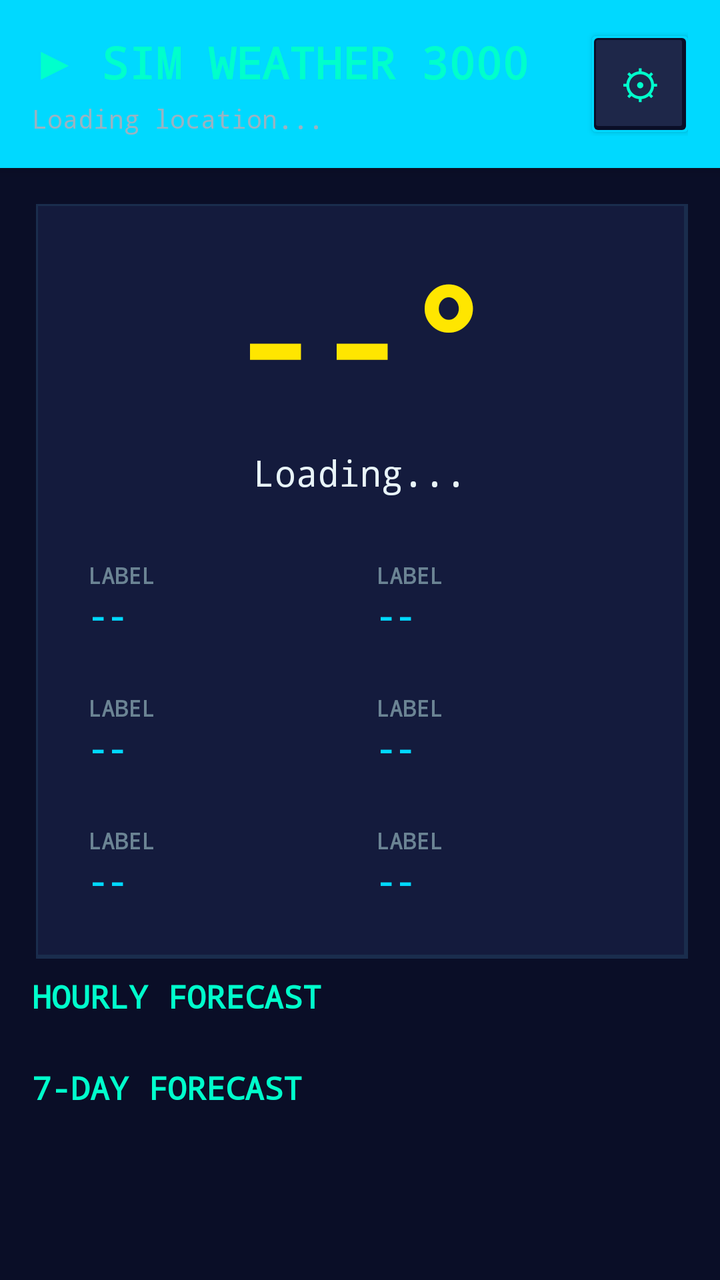
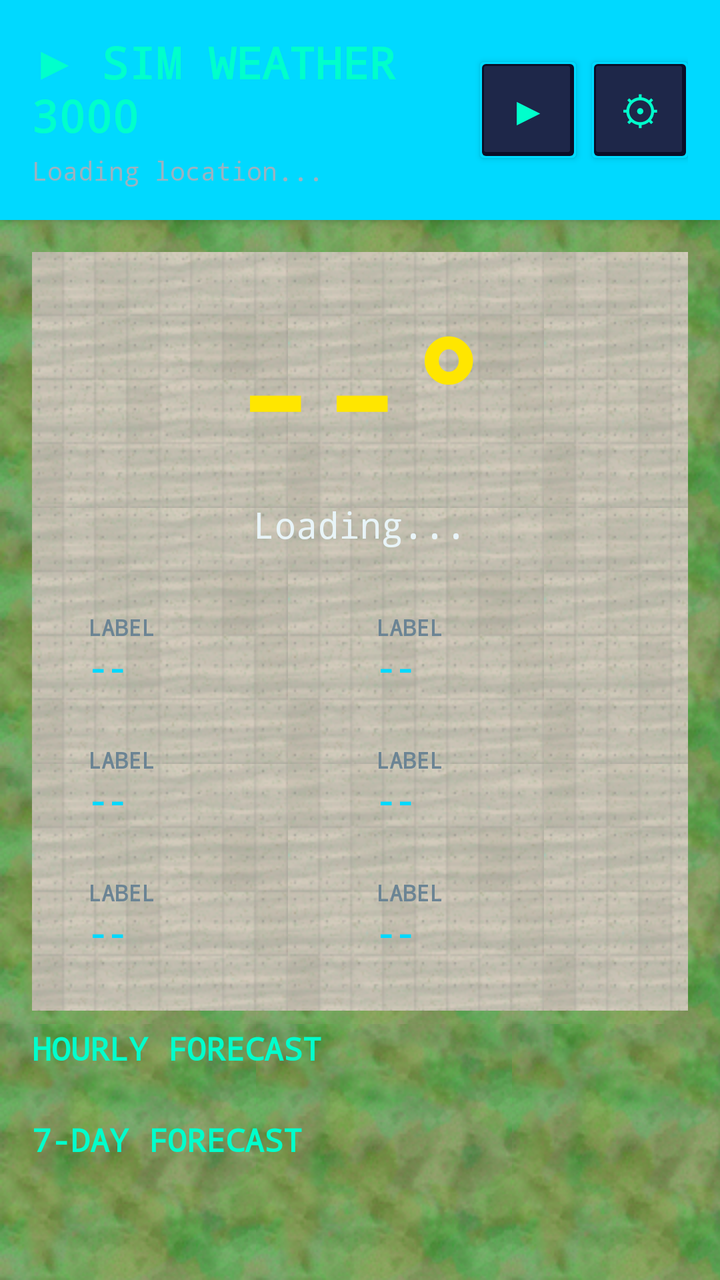

Before-and-after screenshots of an Android layout around one commit, followed by the original layout XML and the change that was made.
<!-- AndroidManifest.xml: application theme Theme.SimWeather -->
<!-- res/layout/activity_main.xml -->
<?xml version="1.0" encoding="utf-8"?>
<ScrollView xmlns:android="http://schemas.android.com/apk/res/android"
    xmlns:app="http://schemas.android.com/apk/res-auto"
    xmlns:tools="http://schemas.android.com/tools"
    android:layout_width="match_parent"
    android:layout_height="match_parent"
    android:background="@color/sim_dark_bg"
    android:fillViewport="true"
    tools:context=".MainActivity">

    <androidx.constraintlayout.widget.ConstraintLayout
        android:layout_width="match_parent"
        android:layout_height="wrap_content"
        android:padding="0dp">

        
        <LinearLayout
            android:id="@+id/headerBar"
            android:layout_width="match_parent"
            android:layout_height="wrap_content"
            android:background="@drawable/sc3k_header_bg"
            android:elevation="4dp"
            android:orientation="horizontal"
            android:padding="16dp"
            app:layout_constraintEnd_toEndOf="parent"
            app:layout_constraintStart_toStartOf="parent"
            app:layout_constraintTop_toTopOf="parent">

            <LinearLayout
                android:layout_width="0dp"
                android:layout_height="wrap_content"
                android:layout_weight="1"
                android:orientation="vertical">

                <TextView
                    android:id="@+id/tvAppTitle"
                    android:layout_width="wrap_content"
                    android:layout_height="wrap_content"
                    android:fontFamily="monospace"
                    android:text="▶ SIM WEATHER 3000"
                    android:textColor="@color/sim_cyan_bright"
                    android:textSize="22sp"
                    android:textStyle="bold" />

                <TextView
                    android:id="@+id/tvLocation"
                    android:layout_width="wrap_content"
                    android:layout_height="wrap_content"
                    android:layout_marginTop="4dp"
                    android:fontFamily="monospace"
                    android:text="Loading location..."
                    android:textColor="@color/sim_text_secondary"
                    android:textSize="13sp" />

            </LinearLayout>

            <Button
                android:id="@+id/btnSettings"
                android:layout_width="48dp"
                android:layout_height="48dp"
                android:layout_gravity="center_vertical"
                android:background="@drawable/sc3k_button_bg"
                android:fontFamily="monospace"
                android:text="⚙"
                android:textColor="@color/sim_cyan_bright"
                android:textSize="20sp" />

        </LinearLayout>

        
        <LinearLayout
            android:id="@+id/currentWeatherCard"
            android:layout_width="match_parent"
            android:layout_height="wrap_content"
            android:layout_margin="16dp"
            android:background="@drawable/sc3k_panel_bg"
            android:orientation="vertical"
            app:layout_constraintEnd_toEndOf="parent"
            app:layout_constraintStart_toStartOf="parent"
            app:layout_constraintTop_toBottomOf="@id/headerBar">

            <LinearLayout
                android:layout_width="match_parent"
                android:layout_height="wrap_content"
                android:orientation="vertical"
                android:padding="20dp">

                
                <TextView
                    android:id="@+id/tvTemperature"
                    android:layout_width="wrap_content"
                    android:layout_height="wrap_content"
                    android:layout_gravity="center_horizontal"
                    android:fontFamily="monospace"
                    android:text="--°"
                    android:textColor="@color/sim_yellow"
                    android:textSize="72sp"
                    android:textStyle="bold" />

                <TextView
                    android:id="@+id/tvCondition"
                    android:layout_width="wrap_content"
                    android:layout_height="wrap_content"
                    android:layout_gravity="center_horizontal"
                    android:layout_marginTop="8dp"
                    android:fontFamily="monospace"
                    android:text="Loading..."
                    android:textColor="@color/sim_text_primary"
                    android:textSize="18sp" />

                
                <LinearLayout
                    android:layout_width="match_parent"
                    android:layout_height="wrap_content"
                    android:layout_marginTop="24dp"
                    android:orientation="horizontal"
                    android:weightSum="2">

                    
                    <LinearLayout
                        android:layout_width="0dp"
                        android:layout_height="wrap_content"
                        android:layout_weight="1"
                        android:orientation="vertical">

                        <include
                            layout="@layout/item_weather_stat"
                            android:id="@+id/statFeelsLike"
                            android:layout_width="match_parent"
                            android:layout_height="wrap_content" />

                        <include
                            layout="@layout/item_weather_stat"
                            android:id="@+id/statWind"
                            android:layout_width="match_parent"
                            android:layout_height="wrap_content"
                            android:layout_marginTop="12dp" />

                        <include
                            layout="@layout/item_weather_stat"
                            android:id="@+id/statPressure"
                            android:layout_width="match_parent"
                            android:layout_height="wrap_content"
                            android:layout_marginTop="12dp" />

                    </LinearLayout>

                    
                    <LinearLayout
                        android:layout_width="0dp"
                        android:layout_height="wrap_content"
                        android:layout_weight="1"
                        android:orientation="vertical">

                        <include
                            layout="@layout/item_weather_stat"
                            android:id="@+id/statHumidity"
                            android:layout_width="match_parent"
                            android:layout_height="wrap_content" />

                        <include
                            layout="@layout/item_weather_stat"
                            android:id="@+id/statVisibility"
                            android:layout_width="match_parent"
                            android:layout_height="wrap_content"
                            android:layout_marginTop="12dp" />

                        <include
                            layout="@layout/item_weather_stat"
                            android:id="@+id/statUV"
                            android:layout_width="match_parent"
                            android:layout_height="wrap_content"
                            android:layout_marginTop="12dp" />

                    </LinearLayout>

                </LinearLayout>

            </LinearLayout>

        </LinearLayout>

        
        <TextView
            android:id="@+id/tvHourlyTitle"
            android:layout_width="wrap_content"
            android:layout_height="wrap_content"
            android:layout_marginStart="16dp"
            android:layout_marginTop="8dp"
            android:fontFamily="monospace"
            android:text="HOURLY FORECAST"
            android:textColor="@color/sim_cyan_bright"
            android:textSize="16sp"
            android:textStyle="bold"
            app:layout_constraintStart_toStartOf="parent"
            app:layout_constraintTop_toBottomOf="@id/currentWeatherCard" />

        <androidx.recyclerview.widget.RecyclerView
            android:id="@+id/rvHourlyForecast"
            android:layout_width="match_parent"
            android:layout_height="wrap_content"
            android:layout_marginTop="8dp"
            android:clipToPadding="false"
            android:orientation="horizontal"
            android:paddingStart="16dp"
            android:paddingEnd="16dp"
            app:layoutManager="androidx.recyclerview.widget.LinearLayoutManager"
            app:layout_constraintEnd_toEndOf="parent"
            app:layout_constraintStart_toStartOf="parent"
            app:layout_constraintTop_toBottomOf="@id/tvHourlyTitle"
            tools:listitem="@layout/item_hourly_forecast" />

        
        <TextView
            android:id="@+id/tvDailyTitle"
            android:layout_width="wrap_content"
            android:layout_height="wrap_content"
            android:layout_marginStart="16dp"
            android:layout_marginTop="16dp"
            android:fontFamily="monospace"
            android:text="7-DAY FORECAST"
            android:textColor="@color/sim_cyan_bright"
            android:textSize="16sp"
            android:textStyle="bold"
            app:layout_constraintStart_toStartOf="parent"
            app:layout_constraintTop_toBottomOf="@id/rvHourlyForecast" />

        <androidx.recyclerview.widget.RecyclerView
            android:id="@+id/rvDailyForecast"
            android:layout_width="match_parent"
            android:layout_height="wrap_content"
            android:layout_marginTop="8dp"
            android:layout_marginStart="16dp"
            android:layout_marginEnd="16dp"
            android:nestedScrollingEnabled="false"
            app:layoutManager="androidx.recyclerview.widget.LinearLayoutManager"
            app:layout_constraintEnd_toEndOf="parent"
            app:layout_constraintStart_toStartOf="parent"
            app:layout_constraintTop_toBottomOf="@id/tvDailyTitle"
            tools:listitem="@layout/item_daily_forecast" />

        
        <androidx.recyclerview.widget.RecyclerView
            android:id="@+id/rvAlerts"
            android:layout_width="match_parent"
            android:layout_height="wrap_content"
            android:layout_marginTop="16dp"
            android:layout_marginStart="16dp"
            android:layout_marginEnd="16dp"
            android:layout_marginBottom="16dp"
            android:nestedScrollingEnabled="false"
            android:visibility="gone"
            app:layoutManager="androidx.recyclerview.widget.LinearLayoutManager"
            app:layout_constraintBottom_toBottomOf="parent"
            app:layout_constraintEnd_toEndOf="parent"
            app:layout_constraintStart_toStartOf="parent"
            app:layout_constraintTop_toBottomOf="@id/rvDailyForecast"
            tools:listitem="@layout/item_alert" />

        
        <ProgressBar
            android:id="@+id/progressBar"
            android:layout_width="wrap_content"
            android:layout_height="wrap_content"
            android:indeterminateTint="@color/sim_teal_primary"
            android:visibility="gone"
            app:layout_constraintBottom_toBottomOf="parent"
            app:layout_constraintEnd_toEndOf="parent"
            app:layout_constraintStart_toStartOf="parent"
            app:layout_constraintTop_toTopOf="parent" />

        
        <TextView
            android:id="@+id/tvError"
            android:layout_width="wrap_content"
            android:layout_height="wrap_content"
            android:fontFamily="monospace"
            android:text="Error loading weather"
            android:textColor="@color/sim_red"
            android:textSize="16sp"
            android:visibility="gone"
            app:layout_constraintBottom_toBottomOf="parent"
            app:layout_constraintEnd_toEndOf="parent"
            app:layout_constraintStart_toStartOf="parent"
            app:layout_constraintTop_toTopOf="parent" />

    </androidx.constraintlayout.widget.ConstraintLayout>

</ScrollView>
<!-- res/layout/item_weather_stat.xml (included above) -->
<?xml version="1.0" encoding="utf-8"?>
<LinearLayout xmlns:android="http://schemas.android.com/apk/res/android"
    android:layout_width="match_parent"
    android:layout_height="wrap_content"
    android:orientation="vertical"
    android:padding="8dp">

    <TextView
        android:id="@+id/tvStatLabel"
        android:layout_width="wrap_content"
        android:layout_height="wrap_content"
        android:fontFamily="monospace"
        android:text="LABEL"
        android:textColor="@color/sim_text_tertiary"
        android:textSize="11sp"
        android:textStyle="bold" />

    <TextView
        android:id="@+id/tvStatValue"
        android:layout_width="wrap_content"
        android:layout_height="wrap_content"
        android:layout_marginTop="2dp"
        android:fontFamily="monospace"
        android:text="--"
        android:textColor="@color/sim_teal_primary"
        android:textSize="16sp"
        android:textStyle="bold" />

</LinearLayout>
<!-- res/layout/item_hourly_forecast.xml (included above) -->
<?xml version="1.0" encoding="utf-8"?>
<LinearLayout xmlns:android="http://schemas.android.com/apk/res/android"
    android:layout_width="100dp"
    android:layout_height="wrap_content"
    android:layout_marginEnd="12dp"
    android:background="@drawable/sc3k_panel_elevated"
    android:orientation="vertical">

    <LinearLayout
        android:layout_width="match_parent"
        android:layout_height="wrap_content"
        android:gravity="center_horizontal"
        android:orientation="vertical"
        android:padding="16dp">

        <TextView
            android:id="@+id/tvHourTime"
            android:layout_width="wrap_content"
            android:layout_height="wrap_content"
            android:fontFamily="monospace"
            android:text="12:00"
            android:textColor="@color/sim_text_secondary"
            android:textSize="12sp" />

        <TextView
            android:id="@+id/tvHourCondition"
            android:layout_width="wrap_content"
            android:layout_height="wrap_content"
            android:layout_marginTop="8dp"
            android:fontFamily="monospace"
            android:text="☀"
            android:textColor="@color/sim_yellow"
            android:textSize="28sp" />

        <TextView
            android:id="@+id/tvHourTemp"
            android:layout_width="wrap_content"
            android:layout_height="wrap_content"
            android:layout_marginTop="8dp"
            android:fontFamily="monospace"
            android:text="72°"
            android:textColor="@color/sim_teal_primary"
            android:textSize="18sp"
            android:textStyle="bold" />

        <TextView
            android:id="@+id/tvHourRain"
            android:layout_width="wrap_content"
            android:layout_height="wrap_content"
            android:layout_marginTop="4dp"
            android:fontFamily="monospace"
            android:text="💧 0%"
            android:textColor="@color/sim_cyan_bright"
            android:textSize="10sp" />

    </LinearLayout>

</LinearLayout>
<!-- res/layout/item_daily_forecast.xml (included above) -->
<?xml version="1.0" encoding="utf-8"?>
<LinearLayout xmlns:android="http://schemas.android.com/apk/res/android"
    android:layout_width="match_parent"
    android:layout_height="wrap_content"
    android:layout_marginBottom="8dp"
    android:background="@drawable/sc3k_panel_elevated"
    android:orientation="vertical">

    <LinearLayout
        android:layout_width="match_parent"
        android:layout_height="wrap_content"
        android:gravity="center_vertical"
        android:orientation="horizontal"
        android:padding="16dp">

        <LinearLayout
            android:layout_width="0dp"
            android:layout_height="wrap_content"
            android:layout_weight="1"
            android:orientation="vertical">

            <TextView
                android:id="@+id/tvDayName"
                android:layout_width="wrap_content"
                android:layout_height="wrap_content"
                android:fontFamily="monospace"
                android:text="MONDAY"
                android:textColor="@color/sim_text_primary"
                android:textSize="14sp"
                android:textStyle="bold" />

            <TextView
                android:id="@+id/tvDayCondition"
                android:layout_width="wrap_content"
                android:layout_height="wrap_content"
                android:layout_marginTop="2dp"
                android:fontFamily="monospace"
                android:text="Sunny"
                android:textColor="@color/sim_text_secondary"
                android:textSize="11sp" />

        </LinearLayout>

        <TextView
            android:id="@+id/tvDayIcon"
            android:layout_width="wrap_content"
            android:layout_height="wrap_content"
            android:layout_marginEnd="16dp"
            android:fontFamily="monospace"
            android:text="☀"
            android:textColor="@color/sim_yellow"
            android:textSize="32sp" />

        <LinearLayout
            android:layout_width="wrap_content"
            android:layout_height="wrap_content"
            android:orientation="vertical">

            <TextView
                android:id="@+id/tvDayHigh"
                android:layout_width="wrap_content"
                android:layout_height="wrap_content"
                android:fontFamily="monospace"
                android:text="↑ 85°"
                android:textColor="@color/sim_orange"
                android:textSize="16sp"
                android:textStyle="bold" />

            <TextView
                android:id="@+id/tvDayLow"
                android:layout_width="wrap_content"
                android:layout_height="wrap_content"
                android:layout_marginTop="2dp"
                android:fontFamily="monospace"
                android:text="↓ 68°"
                android:textColor="@color/sim_cyan_bright"
                android:textSize="16sp"
                android:textStyle="bold" />

        </LinearLayout>

        <LinearLayout
            android:layout_width="wrap_content"
            android:layout_height="wrap_content"
            android:layout_marginStart="16dp"
            android:orientation="vertical">

            <TextView
                android:id="@+id/tvDayRain"
                android:layout_width="wrap_content"
                android:layout_height="wrap_content"
                android:fontFamily="monospace"
                android:text="💧 10%"
                android:textColor="@color/sim_text_secondary"
                android:textSize="11sp" />

            <TextView
                android:id="@+id/tvDayWind"
                android:layout_width="wrap_content"
                android:layout_height="wrap_content"
                android:layout_marginTop="2dp"
                android:fontFamily="monospace"
                android:text="💨 12mph"
                android:textColor="@color/sim_text_secondary"
                android:textSize="11sp" />

        </LinearLayout>

    </LinearLayout>

</LinearLayout>
<!-- res/layout/item_alert.xml (included above) -->
<?xml version="1.0" encoding="utf-8"?>
<LinearLayout xmlns:android="http://schemas.android.com/apk/res/android"
    android:layout_width="match_parent"
    android:layout_height="wrap_content"
    android:layout_marginBottom="8dp"
    android:background="@drawable/sc3k_panel_bg"
    android:orientation="vertical">

    <LinearLayout
        android:layout_width="match_parent"
        android:layout_height="wrap_content"
        android:orientation="vertical"
        android:padding="16dp">

        <LinearLayout
            android:layout_width="match_parent"
            android:layout_height="wrap_content"
            android:gravity="center_vertical"
            android:orientation="horizontal">

            <TextView
                android:layout_width="wrap_content"
                android:layout_height="wrap_content"
                android:fontFamily="monospace"
                android:text="⚠"
                android:textColor="@color/sim_red"
                android:textSize="24sp" />

            <TextView
                android:id="@+id/tvAlertSeverity"
                android:layout_width="wrap_content"
                android:layout_height="wrap_content"
                android:layout_marginStart="8dp"
                android:background="@color/sim_red"
                android:fontFamily="monospace"
                android:paddingStart="8dp"
                android:paddingTop="2dp"
                android:paddingEnd="8dp"
                android:paddingBottom="2dp"
                android:text="SEVERE"
                android:textColor="@color/sim_dark_bg"
                android:textSize="10sp"
                android:textStyle="bold" />

        </LinearLayout>

        <TextView
            android:id="@+id/tvAlertHeadline"
            android:layout_width="match_parent"
            android:layout_height="wrap_content"
            android:layout_marginTop="12dp"
            android:fontFamily="monospace"
            android:text="Severe Thunderstorm Warning"
            android:textColor="@color/sim_text_primary"
            android:textSize="14sp"
            android:textStyle="bold" />

        <TextView
            android:id="@+id/tvAlertDesc"
            android:layout_width="match_parent"
            android:layout_height="wrap_content"
            android:layout_marginTop="8dp"
            android:fontFamily="monospace"
            android:text="Alert description goes here..."
            android:textColor="@color/sim_text_secondary"
            android:textSize="12sp" />

        <TextView
            android:id="@+id/tvAlertTime"
            android:layout_width="wrap_content"
            android:layout_height="wrap_content"
            android:layout_marginTop="8dp"
            android:fontFamily="monospace"
            android:text="Effective: Now - Expires: 11:00 PM"
            android:textColor="@color/sim_text_tertiary"
            android:textSize="10sp" />

    </LinearLayout>

</LinearLayout>
<!-- resources referenced by this layout -->
<resources>
  <color name="sim_cyan_bright">#00FFCC</color>
  <color name="sim_dark_bg">#0A0E27</color>
  <color name="sim_orange">#FF9900</color>
  <color name="sim_red">#FF3333</color>
  <color name="sim_teal_primary">#00D9FF</color>
  <color name="sim_text_primary">#E8F4F8</color>
  <color name="sim_text_secondary">#99B3C2</color>
  <color name="sim_text_tertiary">#6B8494</color>
  <color name="sim_yellow">#FFE600</color>
  <!-- drawable sc3k_header_bg (drawable) -->
  <?xml version="1.0" encoding="utf-8"?>
  <layer-list xmlns:android="http://schemas.android.com/apk/res/android">
      
      <item>
          <shape android:shape="rectangle">
              <gradient
                  android:angle="270"
                  android:startColor="#1E3A5F"
                  android:centerColor="#142846"
                  android:endColor="#0A1428" />
          </shape>
      </item>
  
      
      <item android:top="0dp">
          <shape android:shape="rectangle">
              <gradient
                  android:angle="90"
                  android:startColor="#00D9FF"
                  android:endColor="#00000000"
                  android:centerY="0.1" />
          </shape>
      </item>
  
      
      <item android:top="0dp">
          <shape android:shape="rectangle">
              <solid android:color="#00D9FF" />
              <size android:height="2dp" />
          </shape>
      </item>
  </layer-list>
  <!-- drawable sc3k_panel_bg (drawable) -->
  <?xml version="1.0" encoding="utf-8"?>
  <layer-list xmlns:android="http://schemas.android.com/apk/res/android">
      
      <item>
          <shape android:shape="rectangle">
              <solid android:color="#0A0E27" />
              <corners android:radius="0dp" />
          </shape>
      </item>
  
      
      <item
          android:left="2dp"
          android:top="2dp">
          <shape android:shape="rectangle">
              <solid android:color="#1A2D4D" />
          </shape>
      </item>
  
      
      <item
          android:left="3dp"
          android:top="3dp"
          android:right="2dp"
          android:bottom="2dp">
          <shape android:shape="rectangle">
              <solid android:color="#141B3D" />
          </shape>
      </item>
  </layer-list>
  <!-- drawable sc3k_panel_elevated (drawable) -->
  <?xml version="1.0" encoding="utf-8"?>
  <layer-list xmlns:android="http://schemas.android.com/apk/res/android">
      
      <item>
          <shape android:shape="rectangle">
              <solid android:color="#00FFCC" />
              <corners android:radius="2dp" />
          </shape>
      </item>
  
      
      <item
          android:left="1dp"
          android:top="1dp"
          android:right="1dp"
          android:bottom="1dp">
          <shape android:shape="rectangle">
              <solid android:color="#0A0E27" />
              <corners android:radius="2dp" />
          </shape>
      </item>
  
      
      <item
          android:left="2dp"
          android:top="2dp"
          android:right="2dp"
          android:bottom="2dp">
          <shape android:shape="rectangle">
              <solid android:color="#1E2749" />
              <corners android:radius="1dp" />
          </shape>
      </item>
  
      
      <item
          android:left="3dp"
          android:top="3dp"
          android:right="3dp"
          android:bottom="3dp">
          <shape android:shape="rectangle">
              <solid android:color="#1A2540" />
              <corners android:radius="1dp" />
          </shape>
      </item>
  </layer-list>
  <color name="sim_teal_dark">#0099CC</color>
  <color name="sim_dark_surface">#141B3D</color>
  <!-- unchanged entries left out for length: 2 -->
</resources>

<!-- the commit's change to res/layout/activity_main.xml (unified diff, before → after) -->
@@ -4,7 +4,7 @@
     xmlns:tools="http://schemas.android.com/tools"
     android:layout_width="match_parent"
     android:layout_height="match_parent"
-    android:background="@color/sim_dark_bg"
+    android:background="@drawable/sc3k_grass_bg_tiled"
     android:fillViewport="true"
     tools:context=".MainActivity">
 
@@ -55,6 +55,18 @@
             </LinearLayout>
 
             <Button
+                android:id="@+id/btnSimulate"
+                android:layout_width="48dp"
+                android:layout_height="48dp"
+                android:layout_gravity="center_vertical"
+                android:layout_marginEnd="8dp"
+                android:background="@drawable/sc3k_button_bg"
+                android:fontFamily="monospace"
+                android:text="▶"
+                android:textColor="@color/sim_cyan_bright"
+                android:textSize="20sp" />
+
+            <Button
                 android:id="@+id/btnSettings"
                 android:layout_width="48dp"
                 android:layout_height="48dp"
@@ -73,7 +85,7 @@
             android:layout_width="match_parent"
             android:layout_height="wrap_content"
             android:layout_margin="16dp"
-            android:background="@drawable/sc3k_panel_bg"
+            android:background="@drawable/sc3k_concrete_bg_tiled"
             android:orientation="vertical"
             app:layout_constraintEnd_toEndOf="parent"
             app:layout_constraintStart_toStartOf="parent"
@@ -284,6 +296,46 @@
             app:layout_constraintStart_toStartOf="parent"
             app:layout_constraintTop_toTopOf="parent" />
 
+        <com.thejaustin.simweather.ui.weather_events.WindEffect
+            android:id="@+id/windEffect"
+            android:layout_width="match_parent"
+            android:layout_height="match_parent"
+            android:visibility="gone"
+            app:layout_constraintBottom_toBottomOf="parent"
+            app:layout_constraintEnd_toEndOf="parent"
+            app:layout_constraintStart_toStartOf="parent"
+            app:layout_constraintTop_toTopOf="parent" />
+
+        <com.thejaustin.simweather.ui.weather_events.FogEffect
+            android:id="@+id/fogEffect"
+            android:layout_width="match_parent"
+            android:layout_height="match_parent"
+            android:visibility="gone"
+            app:layout_constraintBottom_toBottomOf="parent"
+            app:layout_constraintEnd_toEndOf="parent"
+            app:layout_constraintStart_toStartOf="parent"
+            app:layout_constraintTop_toTopOf="parent" />
+
+        <com.thejaustin.simweather.ui.weather_events.SnowEffect
+            android:id="@+id/snowEffect"
+            android:layout_width="match_parent"
+            android:layout_height="match_parent"
+            android:visibility="gone"
+            app:layout_constraintBottom_toBottomOf="parent"
+            app:layout_constraintEnd_toEndOf="parent"
+            app:layout_constraintStart_toStartOf="parent"
+            app:layout_constraintTop_toTopOf="parent" />
+
+        <com.thejaustin.simweather.ui.weather_events.RainEffect
+            android:id="@+id/rainEffect"
+            android:layout_width="match_parent"
+            android:layout_height="match_parent"
+            android:visibility="gone"
+            app:layout_constraintBottom_toBottomOf="parent"
+            app:layout_constraintEnd_toEndOf="parent"
+            app:layout_constraintStart_toStartOf="parent"
+            app:layout_constraintTop_toTopOf="parent" />
+
     </androidx.constraintlayout.widget.ConstraintLayout>
 
 </ScrollView>
@@ -323,7 +375,7 @@
     android:layout_width="100dp"
     android:layout_height="wrap_content"
     android:layout_marginEnd="12dp"
-    android:background="@drawable/sc3k_panel_elevated"
+    android:background="@drawable/sc3k_brick_bg_tiled"
     android:orientation="vertical">
 
     <LinearLayout
@@ -382,7 +434,7 @@
     android:layout_width="match_parent"
     android:layout_height="wrap_content"
     android:layout_marginBottom="8dp"
-    android:background="@drawable/sc3k_panel_elevated"
+    android:background="@drawable/sc3k_brick_bg_tiled"
     android:orientation="vertical">
 
     <LinearLayout
<!-- resource entries referenced after the edit -->
@@ -9,6 +9,21 @@
   <color name="sim_text_secondary">#99B3C2</color>
   <color name="sim_text_tertiary">#6B8494</color>
   <color name="sim_yellow">#FFE600</color>
+  <!-- drawable sc3k_brick_bg_tiled (drawable) -->
+  <?xml version="1.0" encoding="utf-8"?>
+  <bitmap xmlns:android="http://schemas.android.com/apk/res/android"
+      android:src="@drawable/sc3k_brick_bg"
+      android:tileMode="repeat" />
+  <!-- drawable sc3k_concrete_bg_tiled (drawable) -->
+  <?xml version="1.0" encoding="utf-8"?>
+  <bitmap xmlns:android="http://schemas.android.com/apk/res/android"
+      android:src="@drawable/sc3k_concrete_bg"
+      android:tileMode="repeat" />
+  <!-- drawable sc3k_grass_bg_tiled (drawable) -->
+  <?xml version="1.0" encoding="utf-8"?>
+  <bitmap xmlns:android="http://schemas.android.com/apk/res/android"
+      android:src="@drawable/sc3k_grass_bg"
+      android:tileMode="repeat" />
   <!-- drawable sc3k_header_bg (drawable) -->
   <?xml version="1.0" encoding="utf-8"?>
   <layer-list xmlns:android="http://schemas.android.com/apk/res/android">
@@ -73,53 +88,9 @@
           </shape>
       </item>
   </layer-list>
-  <!-- drawable sc3k_panel_elevated (drawable) -->
-  <?xml version="1.0" encoding="utf-8"?>
-  <layer-list xmlns:android="http://schemas.android.com/apk/res/android">
-      
-      <item>
-          <shape android:shape="rectangle">
-              <solid android:color="#00FFCC" />
-              <corners android:radius="2dp" />
-          </shape>
-      </item>
-  
-      
-      <item
-          android:left="1dp"
-          android:top="1dp"
-          android:right="1dp"
-          android:bottom="1dp">
-          <shape android:shape="rectangle">
-              <solid android:color="#0A0E27" />
-              <corners android:radius="2dp" />
-          </shape>
-      </item>
-  
-      
-      <item
-          android:left="2dp"
-          android:top="2dp"
-          android:right="2dp"
-          android:bottom="2dp">
-          <shape android:shape="rectangle">
-              <solid android:color="#1E2749" />
-              <corners android:radius="1dp" />
-          </shape>
-      </item>
-  
-      
-      <item
-          android:left="3dp"
-          android:top="3dp"
-          android:right="3dp"
-          android:bottom="3dp">
-          <shape android:shape="rectangle">
-              <solid android:color="#1A2540" />
-              <corners android:radius="1dp" />
-          </shape>
-      </item>
-  </layer-list>
+  <!-- drawable sc3k_brick_bg: png bitmap (drawable, 4092 bytes) -->
+  <!-- drawable sc3k_concrete_bg: png bitmap (drawable, 27615 bytes) -->
+  <!-- drawable sc3k_grass_bg: png bitmap (drawable, 26359 bytes) -->
   <color name="sim_teal_dark">#0099CC</color>
   <color name="sim_dark_surface">#141B3D</color>
   <!-- unchanged entries left out for length: 2 -->
